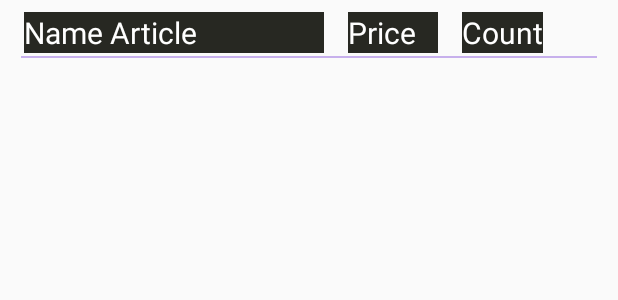
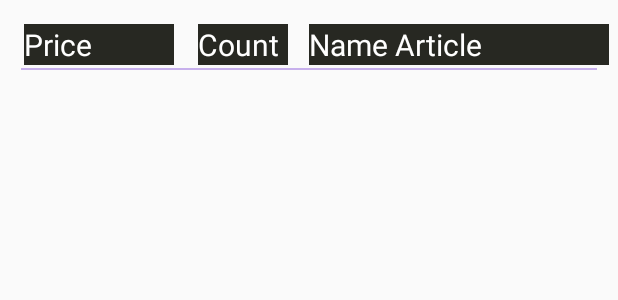
Before and after one commit to Mandy0990/CountingArticles, an Android app: the layout article_item_list_view.xml on its own in the app's theme, with its tools: preview values and no code run, on a phone screen of 412 x 824 dp. Shown: the top 300 px of the screen. Run offline under Robolectric (Android 15) with nearby library versions, the phone set to English and light mode, and no system bars.

Commit message:
Add Features
 #Added Total Price
 #Added validations field price and count
 #Chaged order in cell of tableView

```diff
--- a/app/src/main/java/com/example/countingarticles/MainActivity.kt
+++ b/app/src/main/java/com/example/countingarticles/MainActivity.kt
@@ -57,5 +57,4 @@ class MainActivity : AppCompatActivity() {
             else -> super.onOptionsItemSelected(item)
         }
     }
-
 }
--- a/app/src/main/java/com/example/countingarticles/addArticle/AddArticleViewModel.kt
+++ b/app/src/main/java/com/example/countingarticles/addArticle/AddArticleViewModel.kt
@@ -41,7 +41,7 @@ class AddArticleViewModel(
         viewModelJob.cancel()
     }
 
-    fun addArticle(name: String,price: Int, count:Int){
+    fun addArticle(name: String,price: Double, count:Int){
         uiScope.launch {
             val newArticle = Article(
                 articleName = name,
@@ -58,7 +58,7 @@ class AddArticleViewModel(
         }
     }
 
-    fun updateArticle(name: String, price: Int, count:Int){
+    fun updateArticle(name: String, price: Double, count:Int){
         uiScope.launch {
             val oldArticle = article.value ?: return@launch
             oldArticle.articleName = name
--- a/app/src/main/java/com/example/countingarticles/database/Article.kt
+++ b/app/src/main/java/com/example/countingarticles/database/Article.kt
@@ -14,7 +14,7 @@ data class Article(
     var articleName: String = "",
 
     @ColumnInfo(name = "article_price")
-    var articlePrice: Int = -1,
+    var articlePrice: Double = -1.0,
 
     @ColumnInfo(name = "article_count")
     var articleCount: Int = -1)
--- a/app/src/main/java/com/example/countingarticles/model/ArticleModel.kt
+++ b/app/src/main/java/com/example/countingarticles/model/ArticleModel.kt
@@ -9,5 +9,5 @@ data class ArticleModel(
     var id: Long = 0,
     val articleName: String,
     val countArticle: Int,
-    val priceArticle: Int
+    val priceArticle: Double
 )
--- a/app/src/main/res/layout/article_item_list_view.xml
+++ b/app/src/main/res/layout/article_item_list_view.xml
@@ -16,45 +16,47 @@
     android:onClick="@{() -> clickListener.onClick(article)}">
 
     <TextView
+        android:id="@+id/article_price"
+        android:layout_width="100dp"
+        android:layout_height="wrap_content"
+        android:layout_marginStart="16dp"
+        android:layout_marginTop="16dp"
+        android:layout_marginBottom="8dp"
+        android:background="#272822"
+        android:textColor="@color/design_default_color_background"
+        android:textSize="20dp"
+        app:layout_constraintBottom_toBottomOf="parent"
+        app:layout_constraintStart_toStartOf="parent"
+        app:layout_constraintTop_toTopOf="parent"
+        tools:text="@string/article_price" />
+
+    <TextView
+        android:id="@+id/article_count"
+        android:layout_width="60dp"
+        android:layout_height="wrap_content"
+        android:layout_marginStart="16dp"
+        android:background="#272822"
+        android:text="@string/article_count"
+        android:textColor="@color/design_default_color_background"
+        android:textSize="20dp"
+        app:layout_constraintBaseline_toBaselineOf="@+id/article_price"
+        app:layout_constraintStart_toEndOf="@+id/article_price" />
+
+    <TextView
         android:id="@+id/article_name"
         android:layout_width="200dp"
         android:layout_height="wrap_content"
         android:layout_marginStart="16dp"
-        android:layout_marginTop="8dp"
+        android:layout_marginEnd="8dp"
         android:background="#272822"
         android:backgroundTint="#272822"
         android:textAppearance="@style/TextAppearance.AppCompat.Body1"
         android:textColor="@color/design_default_color_background"
         android:textSize="20dp"
-        app:layout_constraintStart_toStartOf="parent"
-        app:layout_constraintTop_toTopOf="parent"
+        app:layout_constraintBaseline_toBaselineOf="@+id/article_count"
+        app:layout_constraintEnd_toEndOf="parent"
+        app:layout_constraintStart_toEndOf="@+id/article_count"
         tools:text="@string/article_name" />
-
-    <TextView
-        android:id="@+id/article_price"
-        android:layout_width="60dp"
-        android:layout_height="wrap_content"
-        android:layout_marginStart="16dp"
-        android:layout_marginTop="8dp"
-        android:background="#272822"
-        android:textColor="@color/design_default_color_background"
-        android:textSize="20dp"
-        app:layout_constraintStart_toEndOf="@+id/article_name"
-        app:layout_constraintTop_toTopOf="parent"
-        tools:text="@string/article_price" />
-
-    <TextView
-        android:id="@+id/article_count"
-        android:layout_width="wrap_content"
-        android:layout_height="wrap_content"
-        android:layout_marginStart="16dp"
-        android:layout_marginTop="8dp"
-        android:background="#272822"
-        android:text="@string/article_count"
-        android:textColor="@color/design_default_color_background"
-        android:textSize="20dp"
-        app:layout_constraintStart_toEndOf="@+id/article_price"
-        app:layout_constraintTop_toTopOf="parent" />
 
     <View
         android:id="@+id/view"
--- a/gradle.properties
+++ b/gradle.properties
@@ -6,7 +6,7 @@
 # http://www.gradle.org/docs/current/userguide/build_environment.html
 # Specifies the JVM arguments used for the daemon process.
 # The setting is particularly useful for tweaking memory settings.
-org.gradle.jvmargs=-Xmx1536m
+org.gradle.jvmargs=-Xmx1024m
 # When configured, Gradle will run in incubating parallel mode.
 # This option should only be used with decoupled projects. More details, visit
 # http://www.gradle.org/docs/current/userguide/multi_project_builds.html#sec:decoupled_projects
```
Also changed, not shown: app/src/main/java/com/example/countingarticles/addArticle/AddArticle.kt (+20 -6 lines), app/src/main/java/com/example/countingarticles/articles/ArticleFragment.kt (+7 -3 lines), app/src/main/java/com/example/countingarticles/articles/ArticleViewModel.kt (+16 -12 lines), app/src/main/res/layout/fragment_article.xml (+37 -0 lines).
